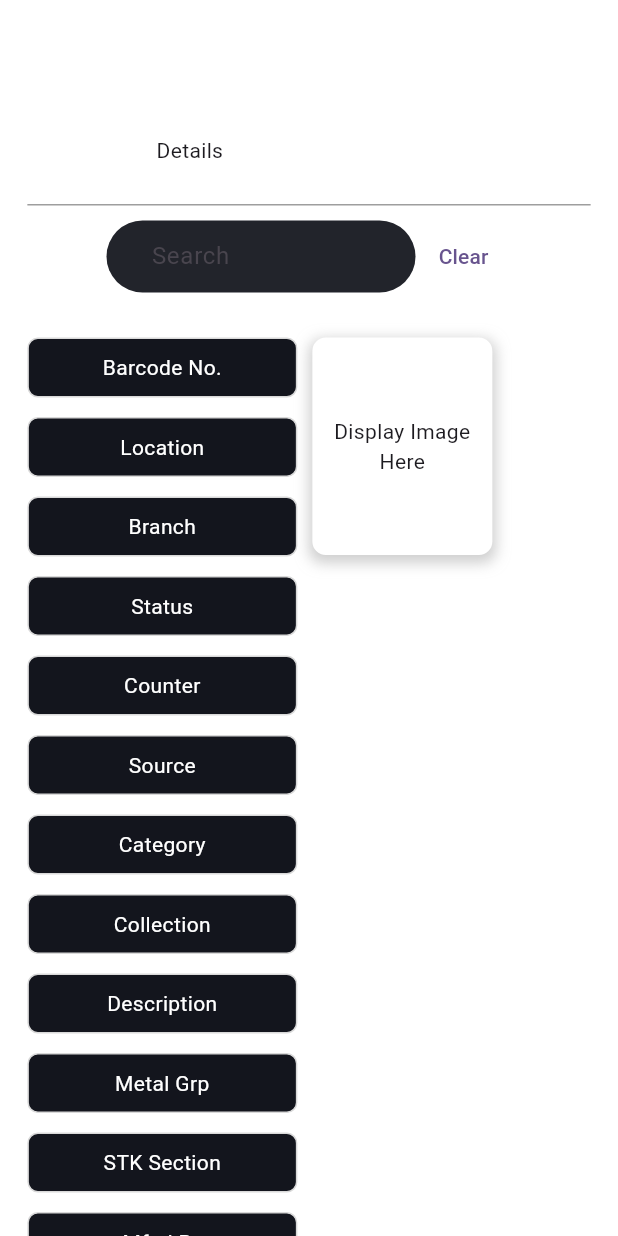
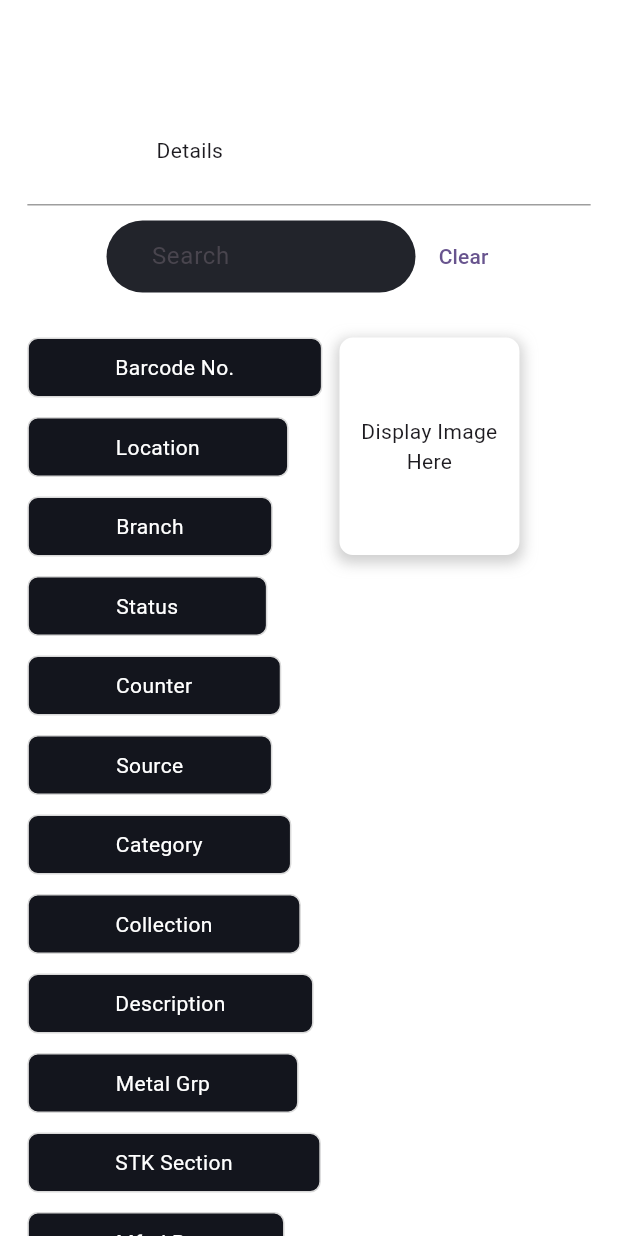
Before and after one commit to AdeebAbubacker/jewellery_mangement, a Flutter app: the TabletScreen screen opened directly, on a phone screen of 412 x 824 dp. Run offline on Flutter 3.47's test engine with Material 3 defaults, Android fonts, the phone set to English and light mode, and no system bars; our stand-ins replace bloc, firebase_core, flutter_bloc, freezed_annotation; accounts and stored records are empty.

Commit message:
Made some changes

```diff
--- a/lib/main.dart
+++ b/lib/main.dart
@@ -36,3 +36,6 @@ class MyApp extends StatelessWidget {
     );
   }
 }
+
+//dsdsdfds
+//df
--- a/lib/ui/screens/tablet/widgets/content_pills.dart
+++ b/lib/ui/screens/tablet/widgets/content_pills.dart
@@ -1,13 +1,24 @@
 import 'package:flutter/material.dart';
 
 class ContentPillsTab extends StatelessWidget {
-  final String text;
+  final String? text;
   const ContentPillsTab(this.text, {super.key});
 
   @override
   Widget build(BuildContext context) {
+    final textPainter = TextPainter(
+      text: TextSpan(
+        text: text,
+        style: const TextStyle(color: Colors.white),
+      ),
+      maxLines: 1,
+      ellipsis: '...',
+      textDirection: Directionality.of(context),
+    )..layout(minWidth: 0, maxWidth: double.infinity);
+
+    final textWidth = textPainter.size.width;
     return Container(
-      width: 180,
+      width: textWidth + 120,
       height: 40,
       decoration: BoxDecoration(
         borderRadius: BorderRadius.circular(7),
@@ -17,12 +28,15 @@ class ContentPillsTab extends StatelessWidget {
           color: const Color(0xFFD9D9D9),
         ),
       ),
-      child: Center(
-          child: Text(
-        text,
-        textAlign: TextAlign.center,
-        style: const TextStyle(color: Colors.white),
-      )),
+      child: Padding(
+        padding: const EdgeInsets.all(8.0),
+        child: Center(
+            child: Text(
+          textAlign: TextAlign.center,
+          text!,
+          style: const TextStyle(color: Colors.white),
+        )),
+      ),
     );
   }
 }
```
Also changed, not shown: lib/ui/screens/mobile/widgets/content_pills.dart (+80 -8 lines), lib/ui/screens/web/widgets/content_pills.dart (+15 -1 lines), 1 other file.
